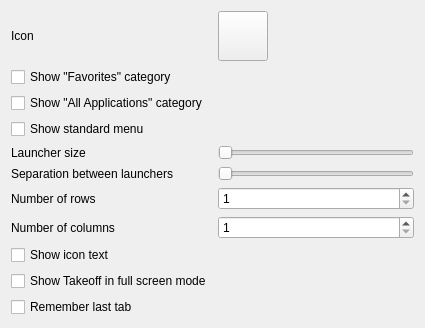
The window that Takeoff/src/takeoff/model/config/ConfigForm.ui (JoseExposito/takeoff-launcher) describes before a commit, drawn with Qt 5.
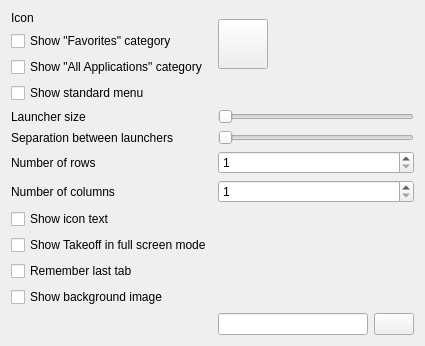
The same window after the commit.

Patch:
```diff
--- a/Takeoff/src/takeoff/model/config/ConfigForm.ui
+++ b/Takeoff/src/takeoff/model/config/ConfigForm.ui
@@ -7,7 +7,7 @@
     <x>0</x>
     <y>0</y>
     <width>425</width>
-    <height>289</height>
+    <height>330</height>
    </rect>
   </property>
   <layout class="QGridLayout" name="gridLayout">
@@ -18,6 +18,31 @@
      </property>
     </widget>
    </item>
+   <item row="0" column="1" rowspan="3">
+    <widget class="QPushButton" name="iconBtn">
+     <property name="minimumSize">
+      <size>
+       <width>50</width>
+       <height>50</height>
+      </size>
+     </property>
+     <property name="maximumSize">
+      <size>
+       <width>50</width>
+       <height>50</height>
+      </size>
+     </property>
+     <property name="text">
+      <string/>
+     </property>
+     <property name="iconSize">
+      <size>
+       <width>48</width>
+       <height>48</height>
+      </size>
+     </property>
+    </widget>
+   </item>
    <item row="1" column="0">
     <widget class="QCheckBox" name="showFavorites">
      <property name="text">
@@ -46,7 +71,7 @@
      </property>
     </widget>
    </item>
-   <item row="4" column="1">
+   <item row="4" column="1" colspan="2">
     <widget class="QSlider" name="launcherSize">
      <property name="minimum">
       <number>30</number>
@@ -66,7 +91,7 @@
      </property>
     </widget>
    </item>
-   <item row="5" column="1">
+   <item row="5" column="1" colspan="2">
     <widget class="QSlider" name="separationSize">
      <property name="maximum">
       <number>150</number>
@@ -83,7 +108,7 @@
      </property>
     </widget>
    </item>
-   <item row="6" column="1">
+   <item row="6" column="1" colspan="2">
     <widget class="QSpinBox" name="numRows">
      <property name="minimum">
       <number>1</number>
@@ -100,7 +125,7 @@
      </property>
     </widget>
    </item>
-   <item row="7" column="1">
+   <item row="7" column="1" colspan="2">
     <widget class="QSpinBox" name="numColumns">
      <property name="minimum">
       <number>1</number>
@@ -110,38 +135,6 @@
      </property>
     </widget>
    </item>
-   <item row="10" column="0">
-    <widget class="QCheckBox" name="rememberLastTab">
-     <property name="text">
-      <string>Remember last tab</string>
-     </property>
-    </widget>
-   </item>
-   <item row="0" column="1">
-    <widget class="QPushButton" name="iconBtn">
-     <property name="minimumSize">
-      <size>
-       <width>50</width>
-       <height>50</height>
-      </size>
-     </property>
-     <property name="maximumSize">
-      <size>
-       <width>50</width>
-       <height>50</height>
-      </size>
-     </property>
-     <property name="text">
-      <string/>
-     </property>
-     <property name="iconSize">
-      <size>
-       <width>48</width>
-       <height>48</height>
-      </size>
-     </property>
-    </widget>
-   </item>
    <item row="8" column="0">
     <widget class="QCheckBox" name="showIconText">
      <property name="text">
@@ -156,6 +149,34 @@
      </property>
     </widget>
    </item>
+   <item row="10" column="0">
+    <widget class="QCheckBox" name="rememberLastTab">
+     <property name="text">
+      <string>Remember last tab</string>
+     </property>
+    </widget>
+   </item>
+   <item row="11" column="0">
+    <widget class="QCheckBox" name="showBackgroundImage">
+     <property name="text">
+      <string>Show background image</string>
+     </property>
+    </widget>
+   </item>
+   <item row="12" column="1">
+    <widget class="QLineEdit" name="backgroundImageText">
+     <property name="readOnly">
+      <bool>true</bool>
+     </property>
+    </widget>
+   </item>
+   <item row="12" column="2">
+    <widget class="QPushButton" name="selectImageBtn">
+     <property name="text">
+      <string/>
+     </property>
+    </widget>
+   </item>
   </layout>
  </widget>
  <resources/>
```
Left out of the diff: 35 changed lines with no effect on the pictures.
